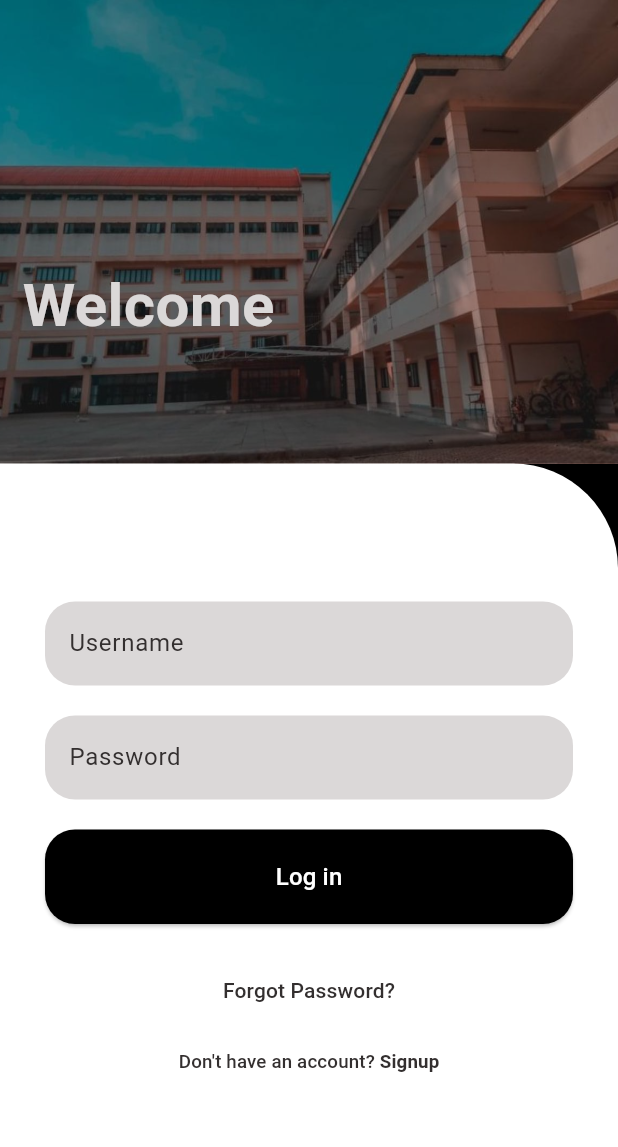
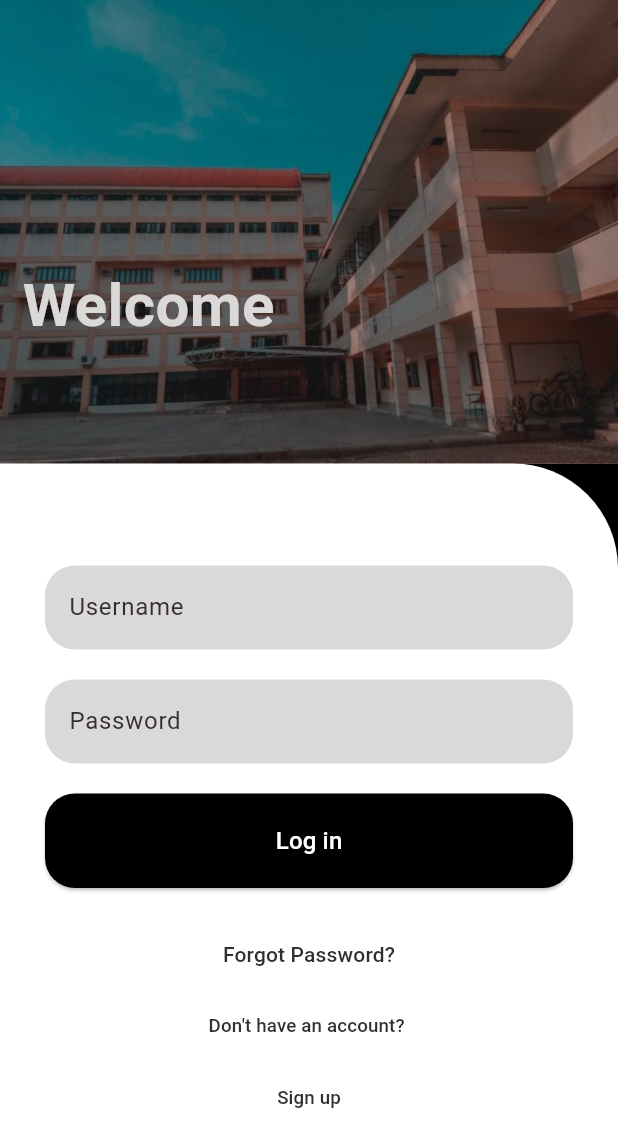
Before and after one commit to jeraldnapoles04/Finals_Project, a Flutter app: the screen it shows after launch, on a phone screen of 412 x 824 dp. Shown: the top 1147 px of the screen. Run offline on Flutter 3.47's test engine with Material 3 defaults, Android fonts, the phone set to English and light mode, and no system bars.

Commit message:
pinalitan yung 'dont have an account'
isang button ginawa nang dalawa

```diff
--- a/finals_project_log_in/lib/main.dart
+++ b/finals_project_log_in/lib/main.dart
@@ -141,16 +141,21 @@ class LoginScreen extends StatelessWidget {
                               Color(0xff332f2f), // Color for the regular text
                           fontSize: 12.5,
                         ),
-                        children: [
-                          TextSpan(
-                            text: "Signup", // Bold text
-                            style: TextStyle(
-                              fontWeight: FontWeight.bold, // Make it bold
-                              color: Color(
-                                  0xff332f2f), // Ensure the same color is applied
-                            ),
-                          ),
-                        ],
+                      ),
+                    ),
+                  ),
+                  TextButton(
+                    onPressed: () {
+                      // Sign-up action
+                    },
+                    child: Text.rich(
+                      TextSpan(
+                        text: "Sign up", // Regular text
+                        style: TextStyle(
+                          color:
+                              Color(0xff332f2f), // Color for the regular text
+                          fontSize: 12.5,
+                        ),
                       ),
                     ),
                   ),
```
